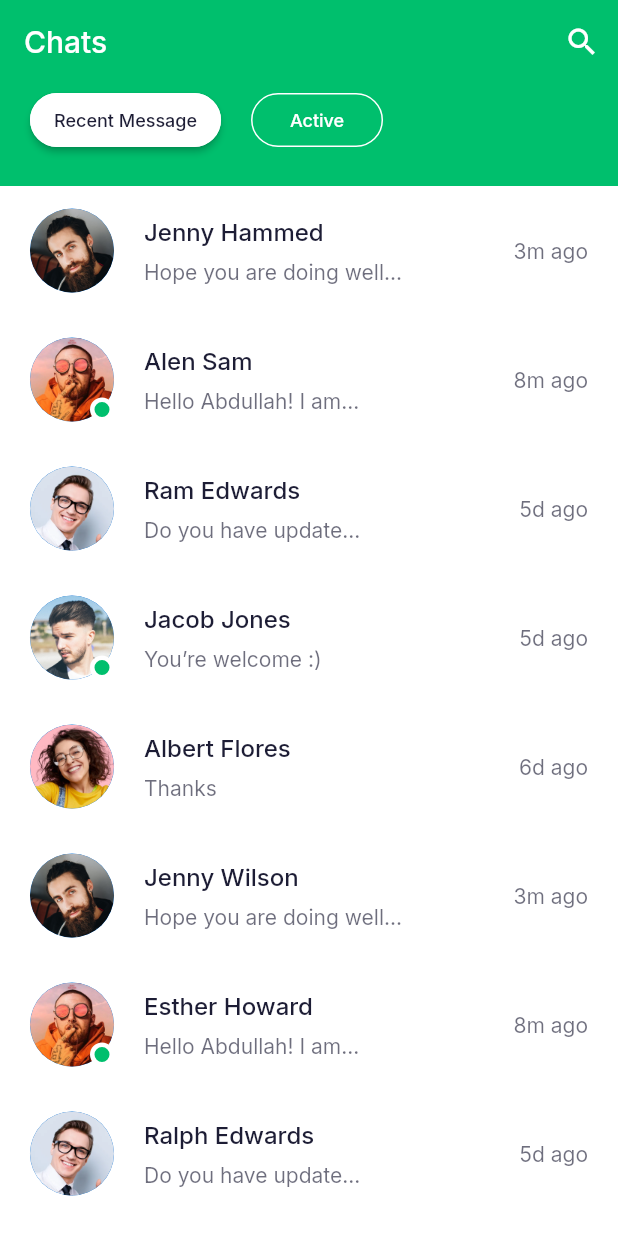
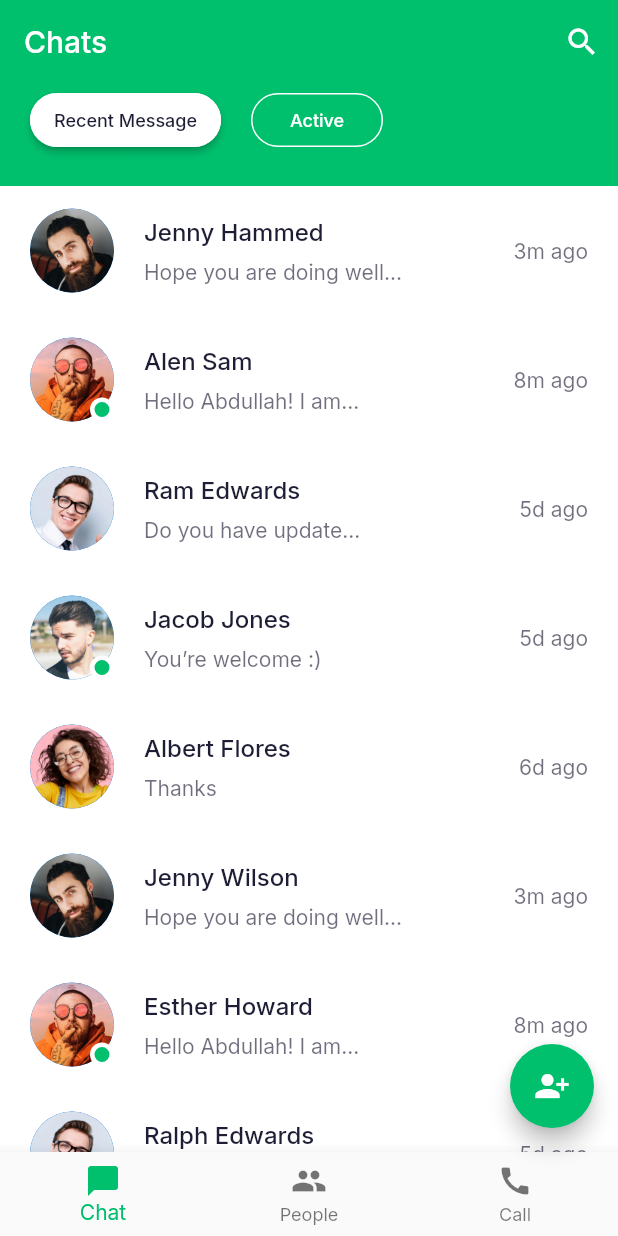
Before and after one commit to Soud-Haroon/Task_02, a Flutter app: the ChatScreen screen opened directly, on a phone screen of 412 x 824 dp. Run offline on Flutter 3.47's test engine with Material 2 defaults, Android fonts, the phone set to English and light mode, and no system bars; our stand-ins replace google_fonts.

```diff
--- a/lib/Chat_Screen/Cards/Chat_Card.dart
+++ b/lib/Chat_Screen/Cards/Chat_Card.dart
@@ -34,7 +34,7 @@ class ChatCard extends StatelessWidget {
                       height: 16,
                       width: 16,
                       decoration: BoxDecoration(
-                          color: PrimaryGreen,
+                          color: kPrimaryGreen,
                           shape: BoxShape.circle,
                           border: Border.all(
                               color: Theme.of(context).scaffoldBackgroundColor,
--- a/lib/Chat_Screen/Chat_Ui.dart
+++ b/lib/Chat_Screen/Chat_Ui.dart
@@ -7,7 +7,25 @@ class ChatScreen extends StatelessWidget {
   Widget build(BuildContext context) {
     return Scaffold(
       appBar: myAppBar(),
+      //-----------------------//
       body: MainBody(),
+      //----------------------//
+      floatingActionButton: FloatingActionButton(
+        onPressed: () {},
+        backgroundColor: kPrimaryGreen,
+        child: Icon(
+          Icons.person_add_alt_1,
+          color: Colors.white,
+        ),
+      ),
+      //-------------------------//
+      bottomNavigationBar: BottomNavigationBar(
+        items: [
+          BottomNavigationBarItem(icon: Icon(Icons.messenger), label: "Chat"),
+          BottomNavigationBarItem(icon: Icon(Icons.people), label: "People"),
+          BottomNavigationBarItem(icon: Icon(Icons.call), label: "Call"),
+        ],
+      ),
     );
   }
 
@@ -16,7 +34,7 @@ class ChatScreen extends StatelessWidget {
       automaticallyImplyLeading: false,
       elevation: 0,
       title: Text('Chats'),
-      backgroundColor: PrimaryGreen,
+      backgroundColor: kPrimaryGreen,
       actions: [
         IconButton(
           onPressed: () {},
--- a/lib/Chat_Screen/Components/body.dart
+++ b/lib/Chat_Screen/Components/body.dart
@@ -12,7 +12,7 @@ class MainBody extends StatelessWidget {
         Container(
           padding: EdgeInsets.fromLTRB(
               kDefaultPadding, 0, kDefaultPadding, kDefaultPadding),
-          color: PrimaryGreen,
+          color: kPrimaryGreen,
           child: Row(
             children: [
               FillOutlineButton(press: () {}, text: 'Recent Message'),
--- a/lib/Log_Screens/Sign_inOut.dart
+++ b/lib/Log_Screens/Sign_inOut.dart
@@ -23,7 +23,8 @@ class SignInorOut extends StatelessWidget {
             Spacer(),
             PrimaryButton(
               text: 'Sign In',
-              press: () => Navigator.push(context, MaterialPageRoute(builder: (context) => ChatScreen())),
+              press: () => Navigator.push(context,
+                  MaterialPageRoute(builder: (context) => ChatScreen())),
             ),
             //--------------------//
             SizedBox(height: kDefaultPadding * 1.5),
@@ -31,7 +32,7 @@ class SignInorOut extends StatelessWidget {
             PrimaryButton(
               text: 'Sign up',
               press: () {},
-              color: Theme.of(context).colorScheme.secondary,
+              color: kSecondaryDarkYellow,
             ),
             //-----------------//
             Spacer(flex: 2),
--- a/lib/My_Buttons/Filloutline_Button.dart
+++ b/lib/My_Buttons/Filloutline_Button.dart
@@ -27,7 +27,7 @@ class FillOutlineButton extends StatelessWidget {
       child: Text(
         text!,
         style: TextStyle(
-          color: isFilled ? ContentColorLightTheme : Colors.white,
+          color: isFilled ? kContentColorLightTheme : Colors.white,
           fontSize: 12,
         ),
       ),
--- a/lib/My_Buttons/Primary_Button.dart
+++ b/lib/My_Buttons/Primary_Button.dart
@@ -7,7 +7,7 @@ class PrimaryButton extends StatelessWidget {
     Key? key,
     @required this.text,
     @required this.press,
-    this.color = PrimaryGreen,
+    this.color = kPrimaryGreen,
     this.padding = const EdgeInsets.all(kDefaultPadding * 0.75),
   }) : super(key: key);
 
--- a/lib/constColors.dart
+++ b/lib/constColors.dart
@@ -1,10 +1,10 @@
 import 'package:flutter/material.dart';
 
-const PrimaryGreen = Color(0xFF00BF6D);
-const SecondaryDarkYellow = Color(0xFFFE9901);
-const ContentColorLightTheme = Color(0xFF1D1D35);
-const ContentColorDarkTheme = Color(0xFFF5FCF9);
-const WarninngYellowColor = Color(0xFFF3BB1C);
-const ErrorRedColor = Color(0xFFF03738);
+const kPrimaryGreen = Color(0xFF00BF6D);
+const kSecondaryDarkYellow = Color(0xFFFE9901);
+const kContentColorLightTheme = Color(0xFF1D1D35);
+const kContentColorDarkTheme = Color(0xFFF5FCF9);
+const kWarningYellowColor = Color(0xFFF3BB1C);
+const kErrorRedColor = Color(0xFFF03738);
 
 const kDefaultPadding = 20.0;
```
Also changed, not shown: lib/Ui_Theme.dart (+13 -13 lines), assets/icons/logo.png (added).
